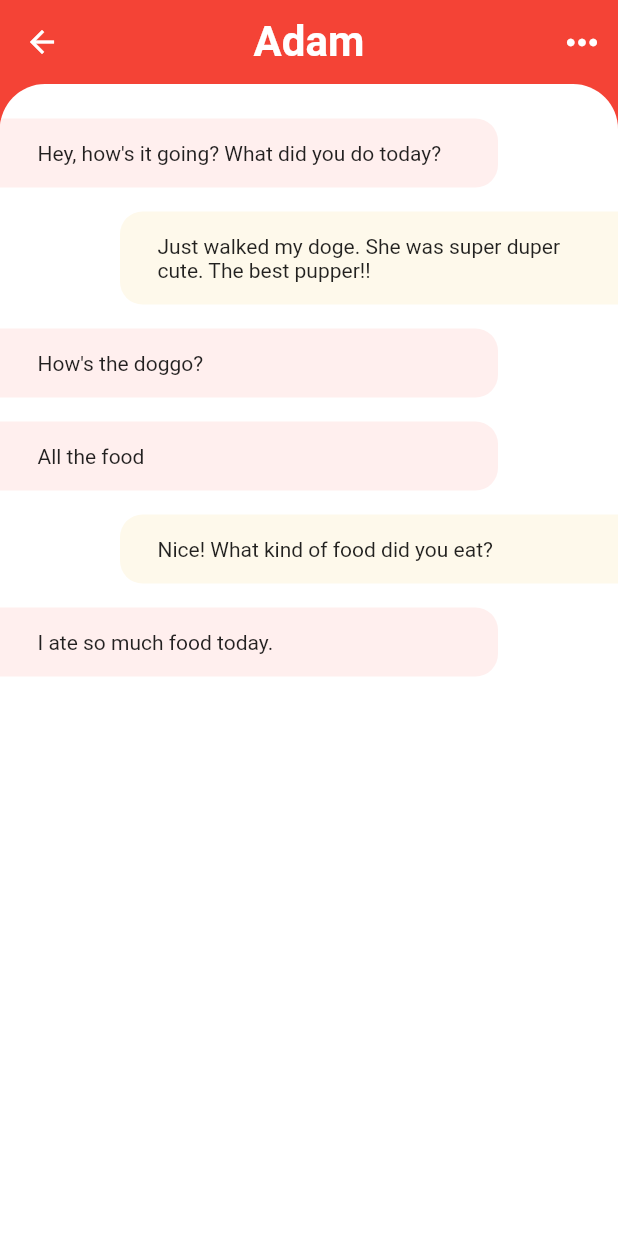
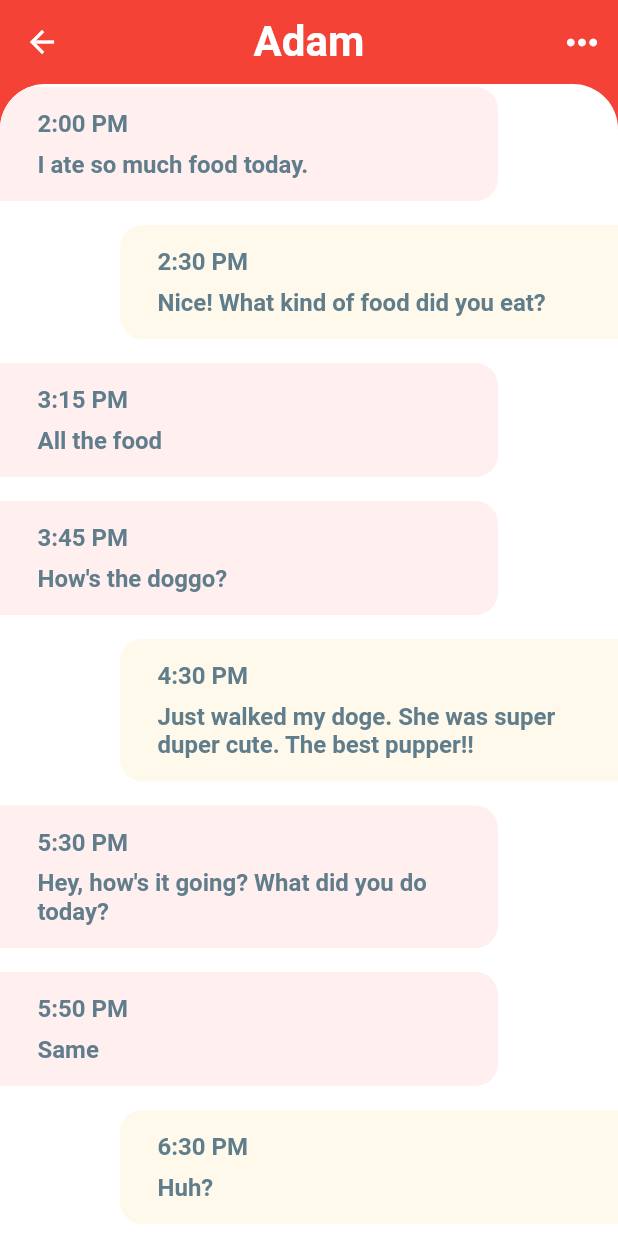
Before and after one commit to MatthieuNadeau96/flutter_chat, a Flutter app: the screen it shows after launch, after a tap on "Adam", on a phone screen of 412 x 824 dp. Run offline on Flutter 3.47's test engine with Material 2 defaults, Android fonts, the phone set to English and light mode, and no system bars.

Commit message:
styled the time and message text, reversed the order of the messages list, and created more dummy messages

```diff
--- a/lib/models/message_model.dart
+++ b/lib/models/message_model.dart
@@ -132,6 +132,20 @@ List<Message> chats = [
 // EXAMPLE MESSAGES IN CHAT SCREEN
 List<Message> messages = [
   Message(
+    sender: currentUser,
+    time: '6:30 PM',
+    text: 'Huh?',
+    isLiked: false,
+    unread: true,
+  ),
+  Message(
+    sender: james,
+    time: '5:50 PM',
+    text: 'Same',
+    isLiked: true,
+    unread: true,
+  ),
+  Message(
     sender: james,
     time: '5:30 PM',
     text: 'Hey, how\'s it going? What did you do today?',
--- a/lib/screens/chat_screen.dart
+++ b/lib/screens/chat_screen.dart
@@ -38,7 +38,30 @@ class _ChatScreenState extends State<ChatScreen> {
                 bottomRight: Radius.circular(15.0),
               ),
       ),
-      child: Text(message.text),
+      child: Column(
+        crossAxisAlignment: CrossAxisAlignment.start,
+        children: <Widget>[
+          Text(
+            message.time,
+            style: TextStyle(
+              color: Colors.blueGrey,
+              fontSize: 16.0,
+              fontWeight: FontWeight.w600,
+            ),
+          ),
+          SizedBox(
+            height: 8.0,
+          ),
+          Text(
+            message.text,
+            style: TextStyle(
+              color: Colors.blueGrey,
+              fontSize: 16.0,
+              fontWeight: FontWeight.w600,
+            ),
+          ),
+        ],
+      ),
     );
   }
 
@@ -82,6 +105,7 @@ class _ChatScreenState extends State<ChatScreen> {
                   topRight: Radius.circular(30.0),
                 ),
                 child: ListView.builder(
+                  reverse: true,
                   padding: EdgeInsets.only(top: 15.0),
                   itemCount: messages.length,
                   itemBuilder: (BuildContext context, int index) {
```
